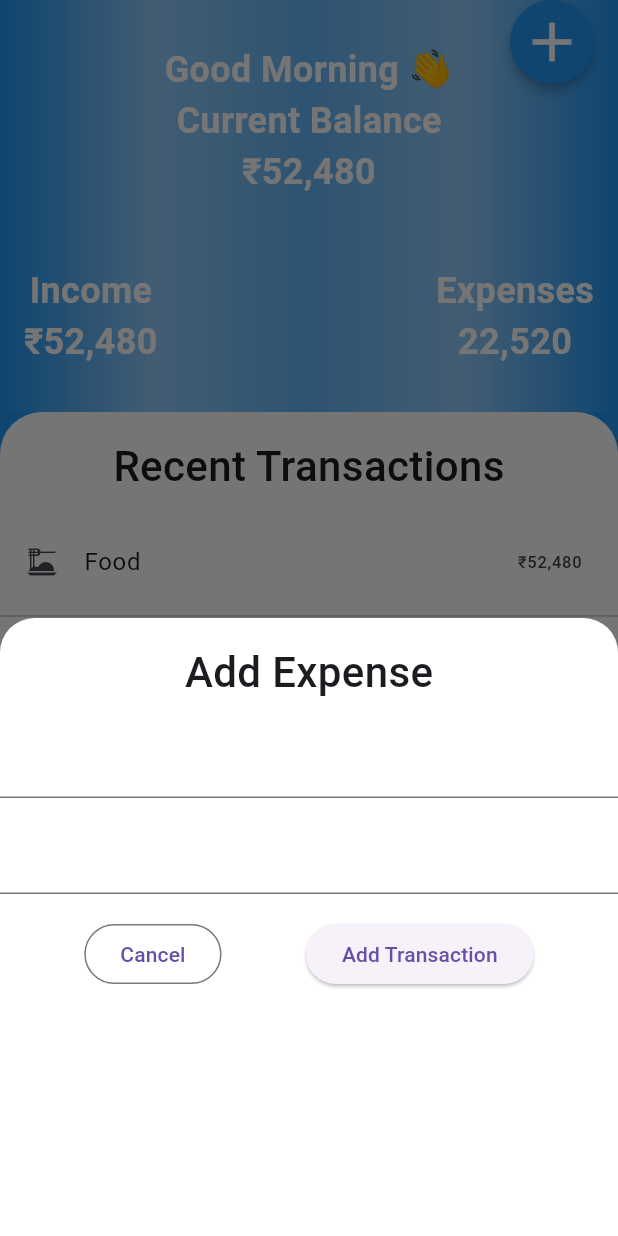
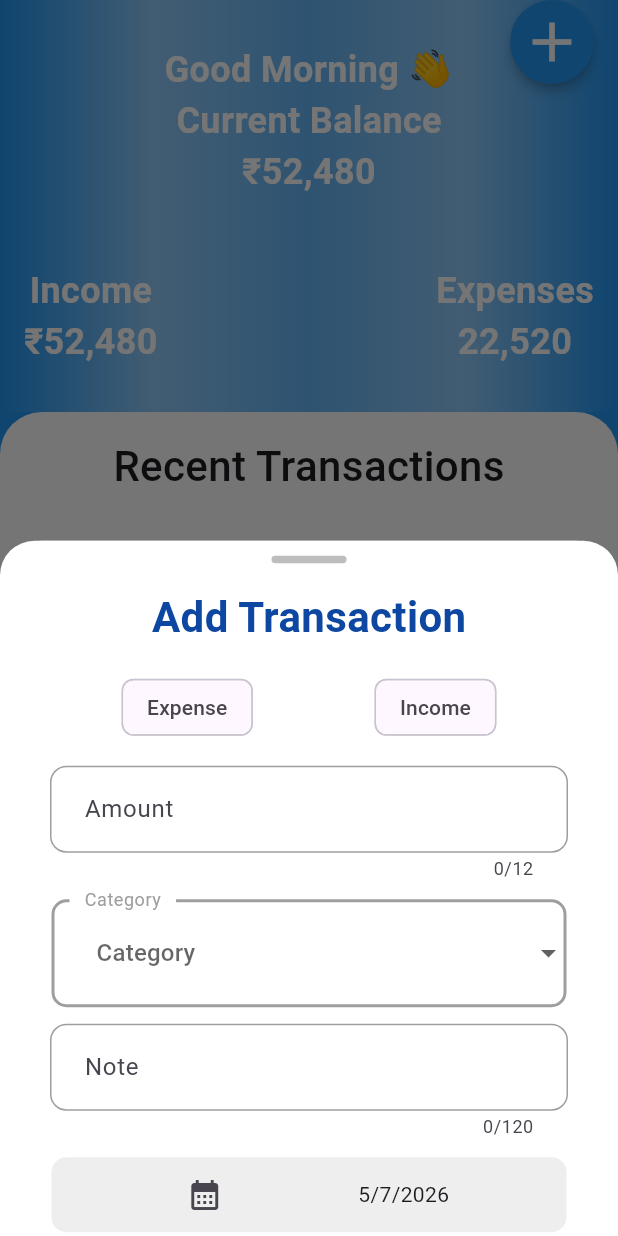
Before and after one commit to ANUJK0004/Expense-tracker-app, a Flutter app: the screen it shows after launch, after a tap on the "add" icon, on a phone screen of 412 x 824 dp. Run offline on Flutter 3.47's test engine with Material 3 defaults, Android fonts, the phone set to English and light mode, and no system bars; our stand-ins replace sqflite; accounts and stored records are empty.

Commit message:
bottomsheet basic layout development is done.

```diff
--- a/lib/widgets/expense_bottom_sheet.dart
+++ b/lib/widgets/expense_bottom_sheet.dart
@@ -1,44 +1,203 @@
 import 'package:flutter/material.dart';
 
-class ExpenseBottomSheet extends StatelessWidget {
+class ExpenseBottomSheet extends StatefulWidget {
   const ExpenseBottomSheet({super.key});
 
+  @override
+  State<ExpenseBottomSheet> createState() => _ExpenseBottomSheetState();
+}
+
+class _ExpenseBottomSheetState extends State<ExpenseBottomSheet> {
+  final List<DropdownMenuItem<String>> categories = [
+    "🍔 Food",
+    "🚕 Transport",
+    "🛒 Shopping",
+    "🎬 Entertainment",
+    "🏥 Health",
+    "🎓 Education",
+    "💼 Salary",
+    "🎁 Gift",
+    "📈 Investment",
+    "📦 Others",
+  ].map((e) => DropdownMenuItem(value: e, child: Text(e))).toList();
+  late DateTime selectedDate = DateTime.now();
+  String selectedType = "Expense";
+  final String selectedCategory = "Food";
+  final TextEditingController _amountController = TextEditingController();
+  final TextEditingController _noteController = TextEditingController();
+
   // static const DateTime firstDate ;
-  // static const DateTime lastDate ;
-
-
   @override
   Widget build(BuildContext context) {
     return Container(
-      height: MediaQuery.of(context).size.height/2,
+      height: MediaQuery.of(context).size.height,
       width: MediaQuery.of(context).size.width,
-      decoration:BoxDecoration(
-          color: Colors.white,
-          borderRadius: BorderRadius.only(topLeft: Radius.circular(23), topRight: Radius.circular(23))),
+      decoration: BoxDecoration(
+        color: Colors.white,
+        borderRadius: BorderRadius.only(
+          topLeft: Radius.circular(23),
+          topRight: Radius.circular(23),
+        ),
+      ),
       child: Column(
         children: [
-          Padding(
-            padding: const EdgeInsets.all(16),
-            child: Text(
-              "Add Expense",
-              style: TextStyle(
-                fontSize: 28,
-                fontWeight: FontWeight.w500,
+          const SizedBox(height: 10),
+          Container(
+            width: 50,
+            height: 5,
+            decoration: BoxDecoration(
+              color: Colors.grey.shade400,
+              borderRadius: BorderRadius.circular(20),
+            ),
+          ),
+          const SizedBox(height: 16),
+          Text(
+            "Add Transaction",
+            style: TextStyle(
+              fontSize: 28,
+              fontWeight: FontWeight.bold,
+              color: Colors.blue.shade900,
+            ),
+          ),
+          const SizedBox(height: 16),
+          Row(
+            mainAxisAlignment: MainAxisAlignment.spaceEvenly,
+            children: [
+              Chip(label: Text("Expense")),
+              Chip(label: Text("Income")),
+            ],
+          ),
+          const SizedBox(height: 16),
+          SizedBox(
+            width: MediaQuery.of(context).size.width / 1.2,
+            child: TextField(
+              keyboardType: TextInputType.number,
+              controller: _amountController,
+              maxLength: 12,
+              maxLines: 1,
+              selectAllOnFocus: true,
+              enableIMEPersonalizedLearning: true,
+              enableInlinePrediction: true,
+              enableSuggestions: true,
+              decoration: InputDecoration(
+                hintText: "Amount",
+                labelText: "Amount",
+                hintFadeDuration: Duration(seconds: 1),
+                // errorText: "Enter a valid amount",
+                focusedBorder: OutlineInputBorder(
+                  borderRadius: BorderRadius.circular(10),
+                  borderSide: BorderSide(color: Colors.blue.shade200, width: 2),
+                  gapPadding: 10,
+                ),
+                enabledBorder: OutlineInputBorder(
+                  borderSide: BorderSide(
+                    color: Colors.grey,
+                    width: 1,
+                    style: BorderStyle.solid,
+                    strokeAlign: 1,
+                  ),
+                  borderRadius: BorderRadius.circular(10),
+                  gapPadding: 10,
+                ),
               ),
             ),
           ),
-          TextField(),
-          const SizedBox(height: 16,),
-          TextField(),
-          // DropdownButtonFormField(items: [], onChanged: (_)),
-          // DropdownButtonFormField(items: [], onChanged: (_)),
-          // DatePickerDialog(firstDate: 1, lastDate: ),
-          const SizedBox(height: 16,),
+          const SizedBox(height: 12),
+          SizedBox(
+            width: MediaQuery.of(context).size.width / 1.2,
+            child: DropdownButtonFormField(
+              items: categories,
+              onChanged: (categories) {},
+              // onTap: () {},
+              decoration: InputDecoration(
+                hintText: "Category",
+                labelText: "Category",
+                hintStyle: TextStyle(color: Colors.grey),
+                labelStyle: TextStyle(color: Colors.grey),
+                focusedBorder: OutlineInputBorder(
+                  borderRadius: BorderRadius.circular(10),
+                  borderSide: BorderSide(color: Colors.blue.shade200, width: 2),
+                  gapPadding: 10,
+                ),
+                enabledBorder: OutlineInputBorder(
+                  borderRadius: BorderRadius.circular(10),
+                  borderSide: BorderSide(color: Colors.grey, width: 2),
+                  gapPadding: 10,
+                ),
+              ),
+              menuMaxHeight: 300,
+              borderRadius: BorderRadius.circular(24),
+              padding: EdgeInsets.all(8),
+              // alignment : AlignmentDirectional.centerStart,
+            ),
+          ),
+          const SizedBox(height: 12),
+          SizedBox(
+            width: MediaQuery.of(context).size.width / 1.2,
+            child: TextField(
+              keyboardType: TextInputType.number,
+              controller: _noteController,
+              maxLength: 120,
+              selectAllOnFocus: true,
+              enableIMEPersonalizedLearning: true,
+              enableInlinePrediction: true,
+              enableSuggestions: true,
+              decoration: InputDecoration(
+                hintText: "Note",
+                labelText: "Note",
+                hintFadeDuration: Duration(seconds: 1),
+                focusedBorder: OutlineInputBorder(
+                  borderRadius: BorderRadius.circular(10),
+                  borderSide: BorderSide(color: Colors.blue.shade200, width: 2),
+                  gapPadding: 10,
+                ),
+                enabledBorder: OutlineInputBorder(
+                  borderSide: BorderSide(
+                    color: Colors.grey,
+                    width: 1,
+                    style: BorderStyle.solid,
+                    strokeAlign: 1,
+                  ),
+                  borderRadius: BorderRadius.circular(10),
+                  gapPadding: 10,
+                ),
+              ),
+            ),
+          ),
+          const SizedBox(height: 12),
+          Container(
+            width: MediaQuery.of(context).size.width / 1.2,
+            height: 50,
+            decoration: BoxDecoration(
+              color: Colors.grey.shade200,
+              borderRadius: BorderRadius.circular(10),
+            ),
+            child: Row(
+              mainAxisAlignment: MainAxisAlignment.spaceEvenly,
+              children: [
+                IconButton(
+                  icon: Icon(Icons.calendar_month),
+                  onPressed: () {
+                    setState(() {
+                      showDatePicker(
+                        context: context,
+                        initialDate: DateTime.parse("2023-05-05"),
+                        firstDate: DateTime.parse("2023-05-05"),
+                        lastDate: DateTime.now(),
+                      ) as DateTime;
+                    });
+                  },
+                ),
+                Text("${selectedDate.day}/${selectedDate.month}/${selectedDate.year}"),
+              ],
+            ),
+          ),
+          const SizedBox(height: 10),
           Row(
             mainAxisAlignment: MainAxisAlignment.spaceEvenly,
             children: [
-          OutlinedButton(onPressed: (){}, child: Text("Cancel")),
-              ElevatedButton(onPressed: (){}, child: Text("Add Transaction")),
+              OutlinedButton(onPressed: () {}, child: Text("Cancel")),
+              ElevatedButton(onPressed: () {}, child: Text("Save")),
             ],
           ),
         ],
```
